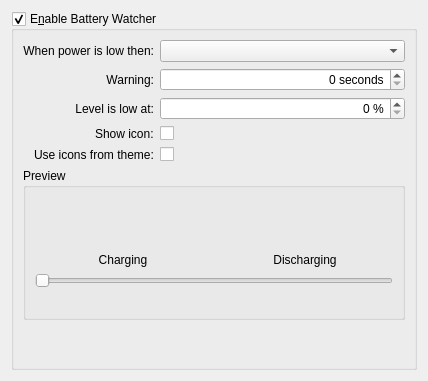
Above: config/batterywatchersettings.ui from lxqt/lxqt-powermanagement before the change. Below: the same form after it.
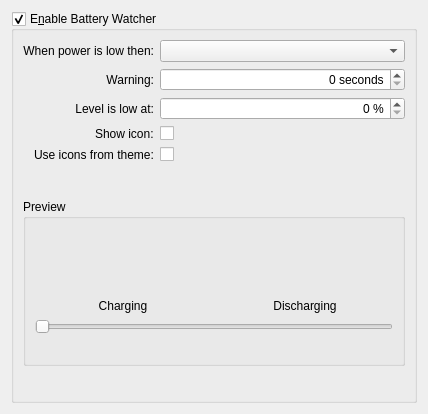
That is the form after the change.

Commit message: Small layoutchange in batterysettings

The edit to the form file:
```diff
--- a/config/batterywatchersettings.ui
+++ b/config/batterywatchersettings.ui
@@ -7,7 +7,7 @@
     <x>0</x>
     <y>0</y>
     <width>428</width>
-    <height>381</height>
+    <height>414</height>
    </rect>
   </property>
   <property name="windowTitle">
@@ -125,23 +125,7 @@
          <string>Preview</string>
         </property>
         <layout class="QGridLayout" name="gridLayout">
-         <item row="0" column="1">
-          <widget class="QLabel" name="dischargingIcon">
-           <property name="minimumSize">
-            <size>
-             <width>50</width>
-             <height>50</height>
-            </size>
-           </property>
-           <property name="text">
-            <string/>
-           </property>
-           <property name="alignment">
-            <set>Qt::AlignCenter</set>
-           </property>
-          </widget>
-         </item>
-         <item row="2" column="0" colspan="2">
+         <item row="3" column="0" colspan="2">
           <widget class="QSlider" name="chargeLevelSlider">
            <property name="maximum">
             <number>100</number>
@@ -152,6 +136,22 @@
           </widget>
          </item>
          <item row="1" column="0">
+          <widget class="QLabel" name="chargingIcon">
+           <property name="minimumSize">
+            <size>
+             <width>50</width>
+             <height>50</height>
+            </size>
+           </property>
+           <property name="text">
+            <string/>
+           </property>
+           <property name="alignment">
+            <set>Qt::AlignCenter</set>
+           </property>
+          </widget>
+         </item>
+         <item row="2" column="0">
           <widget class="QLabel" name="chargingLabel">
            <property name="font">
             <font>
@@ -166,14 +166,30 @@
            </property>
           </widget>
          </item>
-         <item row="3" column="0" colspan="2">
-          <widget class="QLabel" name="chargeLevelLabel">
-           <property name="text">
-            <string/>
-           </property>
-          </widget>
-         </item>
          <item row="1" column="1">
+          <widget class="QLabel" name="dischargingIcon">
+           <property name="minimumSize">
+            <size>
+             <width>50</width>
+             <height>50</height>
+            </size>
+           </property>
+           <property name="text">
+            <string/>
+           </property>
+           <property name="alignment">
+            <set>Qt::AlignCenter</set>
+           </property>
+          </widget>
+         </item>
+         <item row="4" column="0" colspan="2">
+          <widget class="QLabel" name="chargeLevelLabel">
+           <property name="text">
+            <string/>
+           </property>
+          </widget>
+         </item>
+         <item row="2" column="1">
           <widget class="QLabel" name="dischargingLabel">
            <property name="font">
             <font>
@@ -189,24 +205,40 @@
           </widget>
          </item>
          <item row="0" column="0">
-          <widget class="QLabel" name="chargingIcon">
-           <property name="minimumSize">
+          <spacer name="verticalSpacer">
+           <property name="orientation">
+            <enum>Qt::Vertical</enum>
+           </property>
+           <property name="sizeType">
+            <enum>QSizePolicy::Fixed</enum>
+           </property>
+           <property name="sizeHint" stdset="0">
             <size>
-             <width>50</width>
-             <height>50</height>
+             <width>20</width>
+             <height>15</height>
             </size>
            </property>
-           <property name="text">
-            <string/>
-           </property>
-           <property name="alignment">
-            <set>Qt::AlignCenter</set>
-           </property>
-          </widget>
+          </spacer>
          </item>
         </layout>
        </widget>
       </item>
+      <item row="5" column="0">
+       <spacer name="verticalSpacer_2">
+        <property name="orientation">
+         <enum>Qt::Vertical</enum>
+        </property>
+        <property name="sizeType">
+         <enum>QSizePolicy::Fixed</enum>
+        </property>
+        <property name="sizeHint" stdset="0">
+         <size>
+          <width>20</width>
+          <height>25</height>
+         </size>
+        </property>
+       </spacer>
+      </item>
      </layout>
     </widget>
    </item>
```
